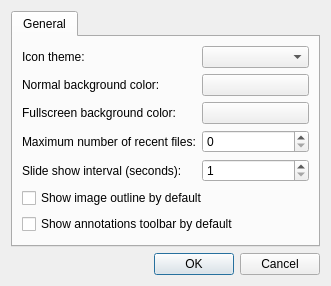
Old version of the form src/preferencesdialog.ui in the repository lxqt/lximage-qt.
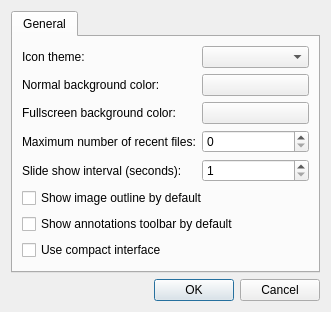
New version of the form. Custom widgets are drawn as their Qt base class.

Commit message: #238 compact mode

The edit to the form file:
```diff
--- a/src/preferencesdialog.ui
+++ b/src/preferencesdialog.ui
@@ -103,6 +103,13 @@
          </property>
         </widget>
        </item>
+       <item row="7" column="0" colspan="2">
+        <widget class="QCheckBox" name="compactBox">
+         <property name="text">
+          <string>Use compact interface</string>
+         </property>
+        </widget>
+       </item>
       </layout>
      </widget>
     </widget>
```
The commit also changes 7 other files.
